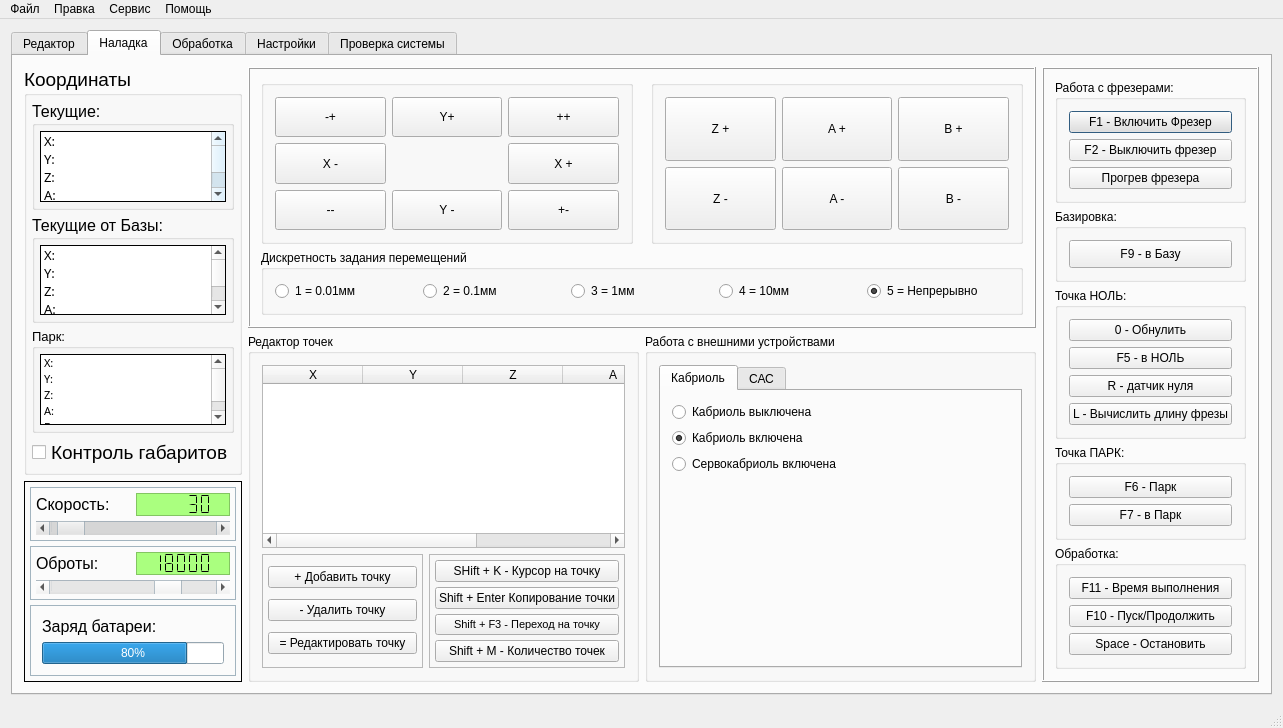
Qt form KAMEditor/gui/mainwindow.ui (Xtail96/SML) before a commit.
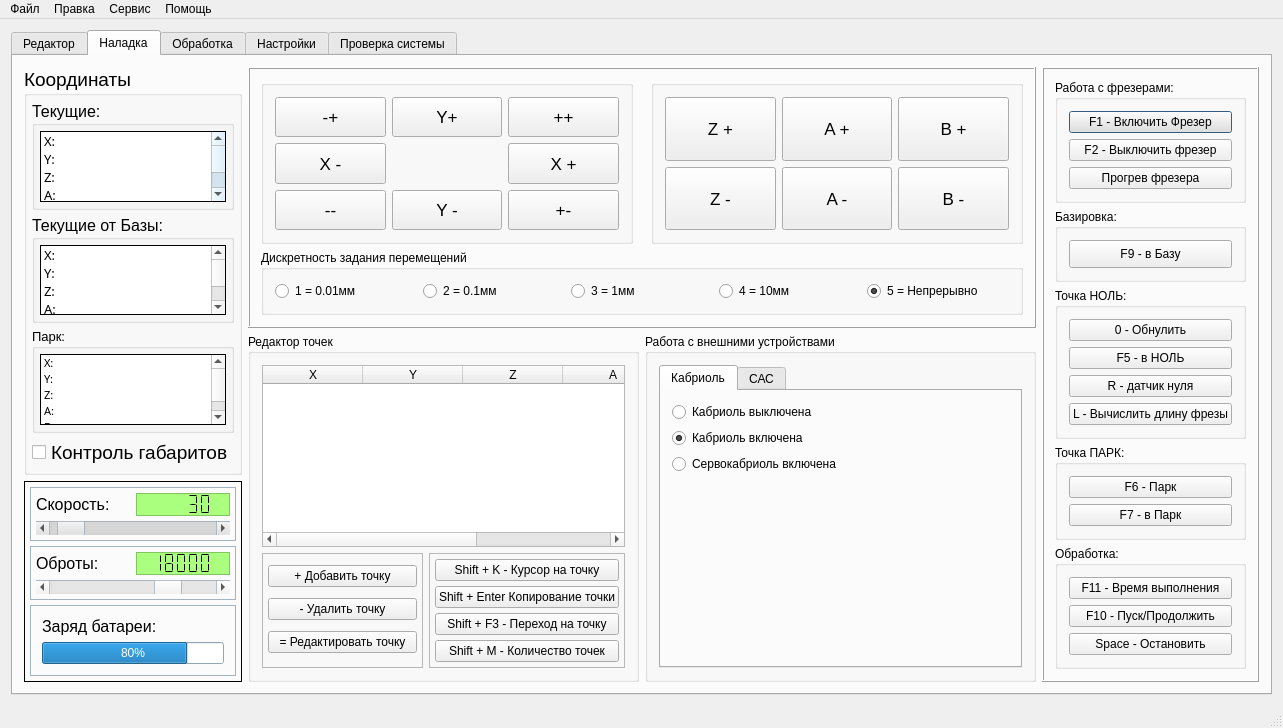
The same form after that commit. Icons and pictures are not drawn.

```diff
--- a/KAMEditor/gui/mainwindow.ui
+++ b/KAMEditor/gui/mainwindow.ui
@@ -505,7 +505,7 @@
                  </sizepolicy>
                 </property>
                 <property name="text">
-                 <string>SHift + K - Курсор на точку</string>
+                 <string>Shift + K - Курсор на точку</string>
                 </property>
                 <property name="shortcut">
                  <string>Shift+K</string>
@@ -538,7 +538,7 @@
                 </property>
                 <property name="font">
                  <font>
-                  <pointsize>8</pointsize>
+                  <pointsize>9</pointsize>
                  </font>
                 </property>
                 <property name="text">
@@ -1335,6 +1335,11 @@
                   <verstretch>3</verstretch>
                  </sizepolicy>
                 </property>
+                <property name="font">
+                 <font>
+                  <pointsize>13</pointsize>
+                 </font>
+                </property>
                 <property name="text">
                  <string>X -</string>
                 </property>
@@ -1364,6 +1369,11 @@
                   <verstretch>3</verstretch>
                  </sizepolicy>
                 </property>
+                <property name="font">
+                 <font>
+                  <pointsize>13</pointsize>
+                 </font>
+                </property>
                 <property name="text">
                  <string>Y -</string>
                 </property>
@@ -1393,6 +1403,11 @@
                   <verstretch>3</verstretch>
                  </sizepolicy>
                 </property>
+                <property name="font">
+                 <font>
+                  <pointsize>13</pointsize>
+                 </font>
+                </property>
                 <property name="text">
                  <string>+-</string>
                 </property>
@@ -1412,6 +1427,11 @@
                   <verstretch>3</verstretch>
                  </sizepolicy>
                 </property>
+                <property name="font">
+                 <font>
+                  <pointsize>13</pointsize>
+                 </font>
+                </property>
                 <property name="text">
                  <string>--</string>
                 </property>
@@ -1444,6 +1464,11 @@
                   <verstretch>3</verstretch>
                  </sizepolicy>
                 </property>
+                <property name="font">
+                 <font>
+                  <pointsize>13</pointsize>
+                 </font>
+                </property>
                 <property name="text">
                  <string>++</string>
                 </property>
@@ -1466,6 +1491,11 @@
                   <verstretch>3</verstretch>
                  </sizepolicy>
                 </property>
+                <property name="font">
+                 <font>
+                  <pointsize>13</pointsize>
+                 </font>
+                </property>
                 <property name="autoFillBackground">
                  <bool>false</bool>
                 </property>
@@ -1513,6 +1543,11 @@
                   <verstretch>3</verstretch>
                  </sizepolicy>
                 </property>
+                <property name="font">
+                 <font>
+                  <pointsize>13</pointsize>
+                 </font>
+                </property>
                 <property name="text">
                  <string>Y+</string>
                 </property>
@@ -1542,6 +1577,11 @@
                   <verstretch>3</verstretch>
                  </sizepolicy>
                 </property>
+                <property name="font">
+                 <font>
+                  <pointsize>13</pointsize>
+                 </font>
+                </property>
                 <property name="text">
                  <string>-+</string>
                 </property>
@@ -1576,6 +1616,11 @@
                   <verstretch>3</verstretch>
                  </sizepolicy>
                 </property>
+                <property name="font">
+                 <font>
+                  <pointsize>13</pointsize>
+                 </font>
+                </property>
                 <property name="text">
                  <string>A +</string>
                 </property>
@@ -1611,6 +1656,11 @@
                   <verstretch>3</verstretch>
                  </sizepolicy>
                 </property>
+                <property name="font">
+                 <font>
+                  <pointsize>13</pointsize>
+                 </font>
+                </property>
                 <property name="text">
                  <string>A -</string>
                 </property>
@@ -1640,6 +1690,11 @@
                   <verstretch>3</verstretch>
                  </sizepolicy>
                 </property>
+                <property name="font">
+                 <font>
+                  <pointsize>13</pointsize>
+                 </font>
+                </property>
                 <property name="text">
                  <string>Z -</string>
                 </property>
@@ -1669,6 +1724,11 @@
                   <verstretch>3</verstretch>
                  </sizepolicy>
                 </property>
+                <property name="font">
+                 <font>
+                  <pointsize>13</pointsize>
+                 </font>
+                </property>
                 <property name="text">
                  <string>Z +</string>
                 </property>
@@ -1698,6 +1758,11 @@
                   <verstretch>3</verstretch>
                  </sizepolicy>
                 </property>
+                <property name="font">
+                 <font>
+                  <pointsize>13</pointsize>
+                 </font>
+                </property>
                 <property name="text">
                  <string>B -</string>
                 </property>
@@ -1727,6 +1792,11 @@
                   <verstretch>3</verstretch>
                  </sizepolicy>
                 </property>
+                <property name="font">
+                 <font>
+                  <pointsize>13</pointsize>
+                 </font>
+                </property>
                 <property name="text">
                  <string>B +</string>
                 </property>
```
Left out of the diff: 64 changed lines with no effect on the pictures.
